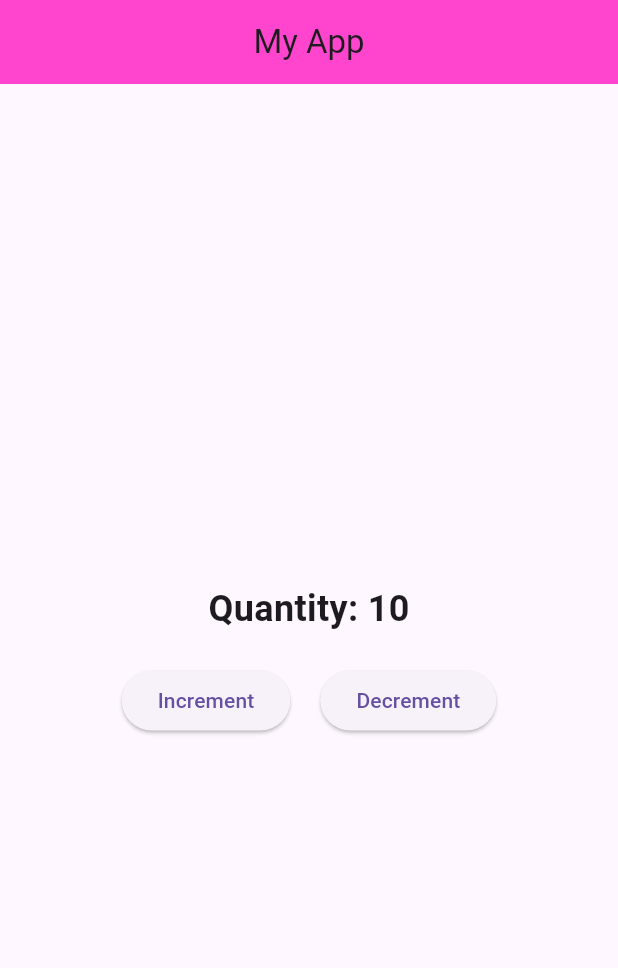
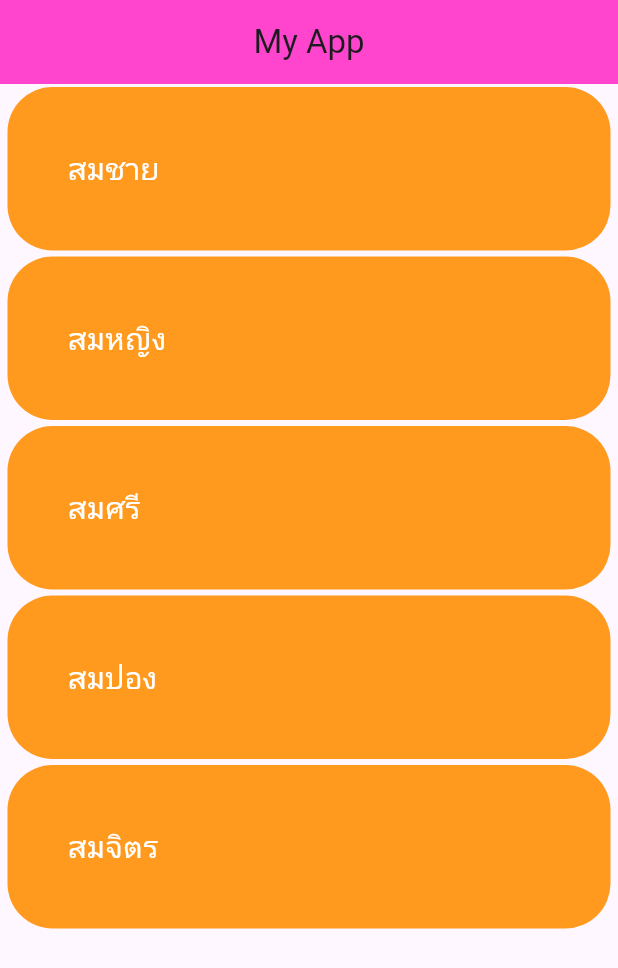
Before and after one commit to Pukpixed/learn_flutter_67_1, a Flutter app: the screen it shows after launch, on a phone screen of 412 x 824 dp. Shown: the top 968 px of the screen. Run offline on Flutter 3.47's test engine with Material 3 defaults, Android fonts, the phone set to English and light mode, and no system bars.

Commit message:
Step 9: ListView widget

```diff
--- a/lib/screen/item.dart
+++ b/lib/screen/item.dart
@@ -8,47 +8,26 @@ class Item extends StatefulWidget {
 }
 
 class _ItemState extends State<Item> {
-  int quantity = 10;
-
-  void incrementQuantity() {
-    setState(() {
-      quantity++;
-    });
-  }
-
-  void decrementQuantity() {
-    setState(() {
-      quantity = quantity > 0 ? quantity - 1 : 0;
-    });
-  }
+  List data = ["สมชาย", "สมหญิง", "สมศรี", "สมปอง", "สมจิตร"];
 
   @override
   Widget build(BuildContext context) {
-    return Center(
-      child: Column(
-        mainAxisAlignment: MainAxisAlignment.center,
-        children: [
-          Text(
-            "Quantity: $quantity",
-            style: const TextStyle(fontSize: 24, fontWeight: FontWeight.bold),
+    return ListView.builder(
+      itemCount: data.length,
+      itemBuilder: (context, index) {
+        return Container(
+          decoration: BoxDecoration(
+            borderRadius: BorderRadius.circular(30),
+            color: const Color.fromARGB(255, 255, 154, 31),
           ),
-          const SizedBox(height: 20),
-          Row(
-            mainAxisAlignment: MainAxisAlignment.center,
-            children: [
-              ElevatedButton(
-                onPressed: incrementQuantity,
-                child: const Text("Increment"),
-              ),
-              const SizedBox(width: 20),
-              ElevatedButton(
-                onPressed: decrementQuantity,
-                child: const Text("Decrement"),
-              ),
-            ],
+          margin: const EdgeInsets.symmetric(vertical: 2, horizontal: 5),
+          padding: EdgeInsets.all(40),
+          child: Text(
+            data[index],
+            style: TextStyle(fontSize: 20, color: Colors.white),
           ),
-        ],
-      ),
+        );
+      },
     );
   }
 }
```
